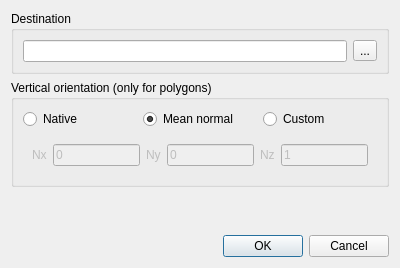
Above: plugins/core/Standard/qFacets/ui/facetsExportDlg.ui from CloudCompare/CloudCompare before the change. Below: the same form after it.
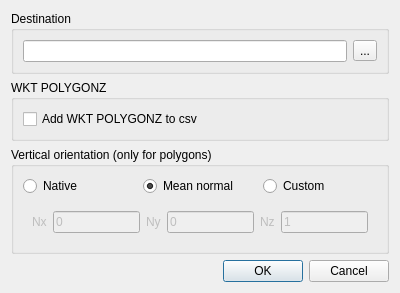
That is the form after the change.

Commit message:
Added ability to export facet wkt POLYGONZ to csv
Added ability to include a WKT POLYGONZ string for each facet to the csv file.
-added user interface element to facilitate this.
-added -COORDS_IN_CSV command line option to facilitate this

What changed in the file:
```diff
--- a/plugins/core/Standard/qFacets/ui/facetsExportDlg.ui
+++ b/plugins/core/Standard/qFacets/ui/facetsExportDlg.ui
@@ -33,6 +33,23 @@
      </layout>
     </widget>
    </item>
+   
+   <item>
+    <widget class="QGroupBox" name="coordsInCSVBox">
+     <property name="title">
+      <string>WKT POLYGONZ</string>
+     </property>
+     <layout class="QHBoxLayout" name="horizontalLayout_1">	  
+      <item>
+       <widget class="QCheckBox" name="coordsInCSVCheckBox">
+        <property name="text">
+	   <string>Add WKT POLYGONZ to csv</string>
+	  </property>
+	    </widget>
+	  </item>                
+     </layout>
+    </widget>
+   </item>
    <item>
     <widget class="QGroupBox" name="orientationGroupBox">
      <property name="title">
```
Left out of the diff: 22 changed lines with no effect on the pictures. The commit also changes 4 other files.
